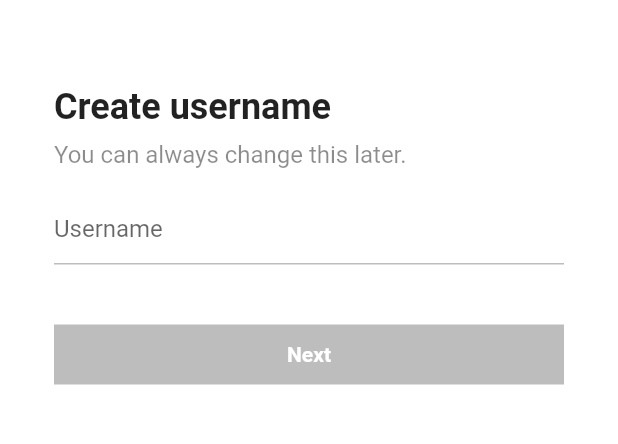
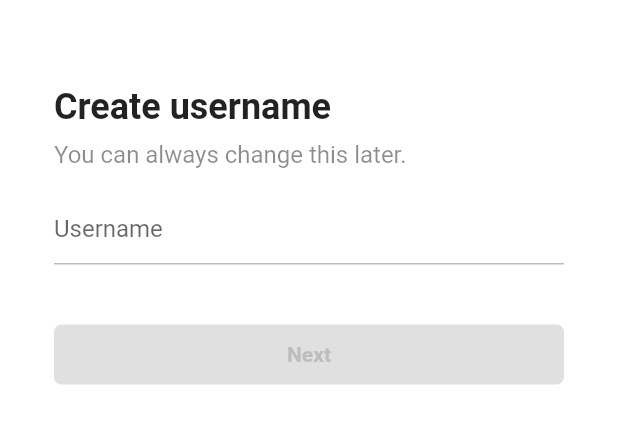
Before and after one commit to smart23033/tiktok_clone, a Flutter app: the UsernameScreen screen opened directly, on a phone screen of 412 x 824 dp, the part 58-502 px from its top. Run offline on Flutter 3.47's test engine with Material 2 defaults, Android fonts, the phone set to English and light mode, and no system bars; our stand-ins replace font_awesome_flutter.

```diff
--- a/lib/features/authenication/username_screen.dart
+++ b/lib/features/authenication/username_screen.dart
@@ -1,4 +1,6 @@
 import 'package:flutter/material.dart';
+import 'package:tiktok_clone/features/authenication/email_screen.dart';
+import 'package:tiktok_clone/features/authenication/widgets/form_button.dart';
 import '../../constants/gaps.dart';
 import '../../constants/sizes.dart';
 
@@ -22,6 +24,21 @@ class _UsernameScreenState extends State<UsernameScreen> {
         _username = _usernameController.text;
       });
     });
+  }
+
+  @override
+  void dispose() {
+    _usernameController.dispose();
+    super.dispose();
+  }
+
+  void _onNextTap() {
+    if (_username.isEmpty) return;
+    Navigator.of(context).push(
+      MaterialPageRoute(
+        builder: (context) => const EmailScreen(),
+      ),
+    );
   }
 
   @override
@@ -74,30 +91,10 @@ class _UsernameScreenState extends State<UsernameScreen> {
               cursorColor: Theme.of(context).primaryColor,
             ),
             Gaps.v40,
-            FractionallySizedBox(
-              widthFactor: 1,
-              child: AnimatedContainer(
-                curve: Curves.easeInOut,
-                duration: const Duration(milliseconds: 200),
-                padding: const EdgeInsets.symmetric(
-                  vertical: Sizes.size12,
-                  horizontal: Sizes.size16,
-                ),
-                decoration: BoxDecoration(
-                  color: _username.isEmpty
-                      ? Colors.grey.shade400
-                      : Theme.of(context).primaryColor,
-                ),
-                child: const Text(
-                  'Next',
-                  textAlign: TextAlign.center,
-                  style: TextStyle(
-                    color: Colors.white,
-                    fontWeight: FontWeight.w600,
-                  ),
-                ),
-              ),
-            )
+            GestureDetector(
+              onTap: _onNextTap,
+              child: FormButton(disabled: _username.isEmpty),
+            ),
           ],
         ),
       ),
--- /dev/null
+++ b/lib/features/authenication/widgets/form_button.dart
@@ -0,0 +1,44 @@
+import 'package:flutter/material.dart';
+
+import '../../../constants/sizes.dart';
+
+class FormButton extends StatelessWidget {
+  final bool disabled;
+
+  const FormButton({
+    super.key,
+    required this.disabled,
+  });
+
+  @override
+  Widget build(BuildContext context) {
+    return FractionallySizedBox(
+      widthFactor: 1,
+      child: AnimatedContainer(
+        curve: Curves.easeInOut,
+        duration: const Duration(milliseconds: 200),
+        padding: const EdgeInsets.symmetric(
+          vertical: Sizes.size12,
+          horizontal: Sizes.size16,
+        ),
+        decoration: BoxDecoration(
+          borderRadius: BorderRadius.circular(5),
+          color:
+              disabled ? Colors.grey.shade300 : Theme.of(context).primaryColor,
+        ),
+        child: AnimatedDefaultTextStyle(
+          curve: Curves.easeInOut,
+          duration: const Duration(milliseconds: 200),
+          style: TextStyle(
+            color: disabled ? Colors.grey.shade400 : Colors.white,
+            fontWeight: FontWeight.w600,
+          ),
+          child: const Text(
+            'Next',
+            textAlign: TextAlign.center,
+          ),
+        ),
+      ),
+    );
+  }
+}
```
Also changed, not shown: lib/features/authenication/email_screen.dart (added, +128 -0 lines), lib/features/authenication/password_screen.dart (added, +164 -0 lines), lib/features/birthday_screen.dart (added, +10 -0 lines).
